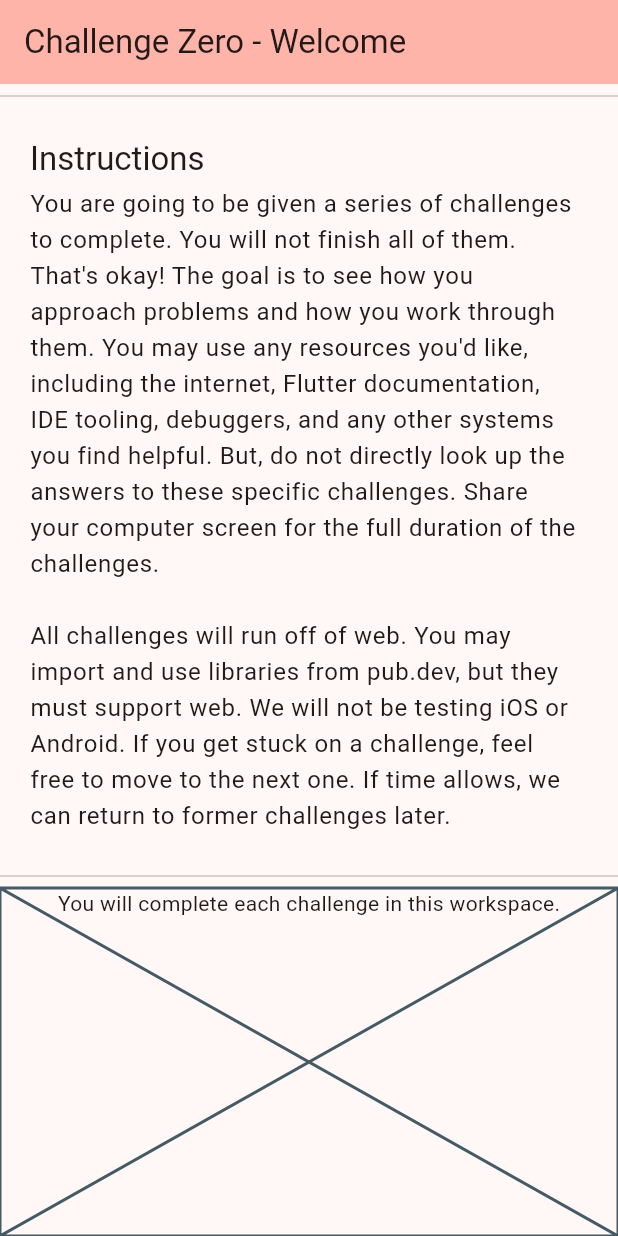
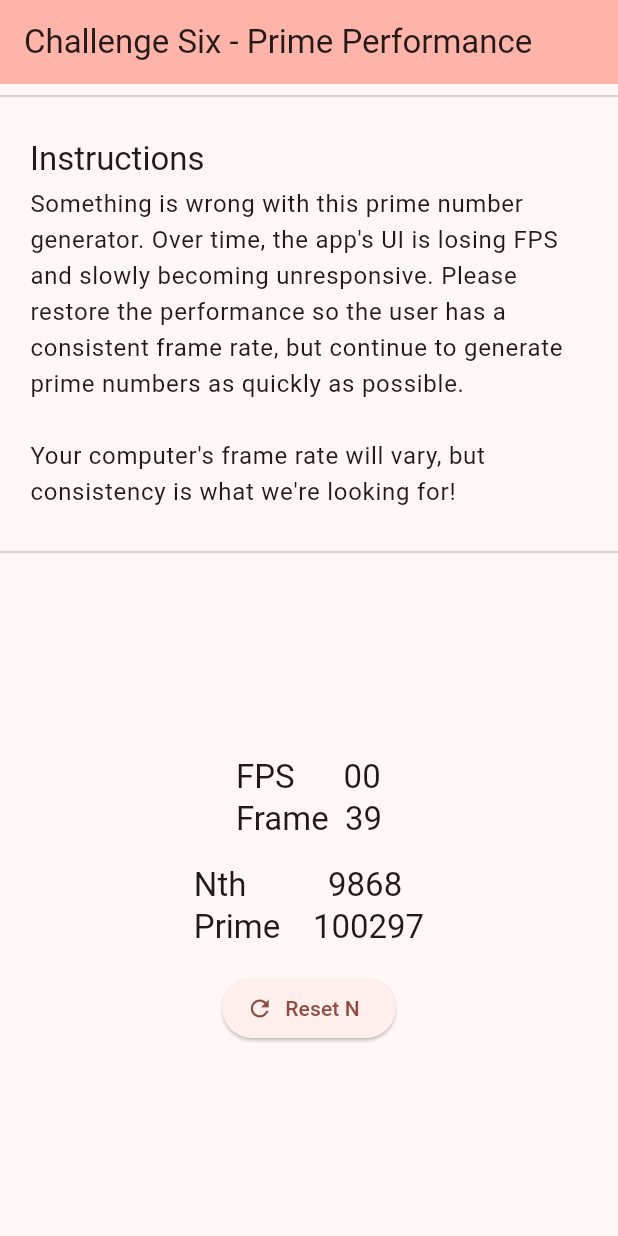
Before and after one commit to PrecisionReporters/flutter_interview_challenges, a Flutter app: the screen it shows after launch, on a phone screen of 412 x 824 dp. Run offline on Flutter 3.47's test engine with Material 3 defaults, Android fonts, the phone set to English and light mode, and no system bars.

```diff
--- a/lib/challenges.dart
+++ b/lib/challenges.dart
@@ -4,8 +4,8 @@ import 'package:flutter_interview_challenges/workspace/a0.dart';
 import 'package:flutter_interview_challenges/workspace/c2.dart';
 import 'package:flutter_interview_challenges/workspace/d3.dart';
 import 'package:flutter_interview_challenges/workspace/e4.dart';
+import 'package:flutter_interview_challenges/workspace/f5.dart';
 import 'package:flutter_interview_challenges/workspace/g6.dart';
-import 'package:flutter_interview_challenges/workspace/f5.dart';
 import 'package:flutter_interview_challenges/workspace/h7.dart';
 
 class ChallengeZero extends StatelessWidget {
@@ -24,10 +24,13 @@ class ChallengeZero extends StatelessWidget {
           'you find helpful. But, do not directly look up the answers to these '
           'specific challenges. Share your computer screen for the full duration '
           'of the challenges.\n\n'
-          'All challenges will run off of web. You may import and use libraries '
-          'from pub.dev, but they must support web. We will not be testing iOS '
-          'or Android. If you get stuck on a challenge, feel free to move to '
-          'the next one. If time allows, we can return to former challenges later.',
+          'You may choose any build target platform to run the program, so long '
+          'as the product can be seen on the share screen. Your solutions must '
+          'compile, run, and be successful on at least one target platform. You '
+          'may import and use any library from pub.dev, but all challenges can '
+          'be completed without additional imports. If you get stuck on a '
+          'challenge, feel free to move to the next one. If time allows, you can '
+          'return to former challenges later.',
       child: ChallengeZeroWorkspace(),
     );
   }
@@ -107,12 +110,10 @@ class ChallengeFive extends StatelessWidget {
   @override
   Widget build(BuildContext context) {
     return const ChallengeContainer(
-      title: 'Challenge Five - Prime Performance',
-      instructions: 'Something is wrong with this prime number generator. Over '
-          'time, the app\'s UI is losing FPS and slowly becoming unresponsive. '
-          'Please restore the performance so the user has a consistent frame '
-          'rate. For modern web, target 60 frames per second.\n\n'
-          'But continue to generate prime numbers as quickly as possible.',
+      title: 'Challenge Five - New Yorker\'s Forecast',
+      instructions: 'Please use https://api.weather.gov to fetch the current '
+          'weather in New York City (40.7128° lat, -74.008° long). Display the '
+          'current temperature in either Celsius or Fahrenheit on screen.',
       child: ChallengeFiveWorkspace(),
     );
   }
@@ -124,10 +125,13 @@ class ChallengeSix extends StatelessWidget {
   @override
   Widget build(BuildContext context) {
     return const ChallengeContainer(
-      title: 'Challenge Six - New Yorker\'s Forecast',
-      instructions: 'Please use https://api.weather.gov to fetch the current '
-          'weather in New York City (40.7128° lat, -74.008° long). Display the '
-          'current temperature in either Celsius or Fahrenheit on screen.',
+      title: 'Challenge Six - Prime Performance',
+      instructions: 'Something is wrong with this prime number generator. Over '
+          'time, the app\'s UI is losing FPS and slowly becoming unresponsive. '
+          'Please restore the performance so the user has a consistent frame '
+          'rate, but continue to generate prime numbers as quickly as possible.\n\n'
+          'Your computer\'s frame rate will vary, but consistency is what we\'re '
+          'looking for!',
       child: ChallengeSixWorkspace(),
     );
   }
--- a/lib/main.dart
+++ b/lib/main.dart
@@ -16,7 +16,7 @@ class MyApp extends StatelessWidget {
         colorScheme: ColorScheme.fromSeed(seedColor: Colors.red),
         useMaterial3: true,
       ),
-      home: const ChallengeZero(),
+      home: const ChallengeSix(),
     );
   }
 }
--- a/lib/workspace/g6.dart
+++ b/lib/workspace/g6.dart
@@ -5,40 +5,118 @@ class ChallengeSixWorkspace extends StatelessWidget {
 
   @override
   Widget build(BuildContext context) {
-    return const Padding(
-      padding: EdgeInsets.symmetric(horizontal: 64),
-      child: NewYorkTemperature(),
+    return const Column(
+      mainAxisAlignment: MainAxisAlignment.center,
+      children: [
+        FramesPerSecondCounter(),
+        SizedBox(height: 16),
+        NthPrime(),
+      ],
     );
   }
 }
 
-class NewYorkTemperature extends StatefulWidget {
-  const NewYorkTemperature({super.key});
+class NthPrime extends StatefulWidget {
+  const NthPrime({super.key});
 
   @override
-  State<NewYorkTemperature> createState() => _NewYorkTemperatureState();
+  State<NthPrime> createState() => _NthPrimeState();
 }
 
-class _NewYorkTemperatureState extends State<NewYorkTemperature> {
-  bool _isLoading = true;
+class _NthPrimeState extends State<NthPrime> {
+  int _n = 1;
+  int _nthPrime = -1;
+
+  @override
+  Widget build(BuildContext context) {
+    WidgetsBinding.instance.addPostFrameCallback((_) {
+      final result = nthPrime(_n);
+      setState(() {
+        // This is an arbitrary number to increase the nth prime by.
+        // Please do not change this value. It is not part of the challenge.
+        _n += 253;
+        _nthPrime = result;
+      });
+    });
+    return Column(
+      children: [
+        Text(
+          'Nth          $_n\n'
+          'Prime    $_nthPrime',
+          style: Theme.of(context).textTheme.titleLarge,
+        ),
+        const SizedBox(height: 16),
+        ElevatedButton.icon(
+          onPressed: () => setState(() => _n = 1),
+          label: const Text('Reset N'),
+          icon: const Icon(Icons.refresh),
+        ),
+      ],
+    );
+  }
+}
+
+bool isPrime(int number) {
+  if (number <= 1) return false;
+  if (number <= 3) return true;
+  if (number % 2 == 0 || number % 3 == 0) return false;
+  for (int i = 5; i * i <= number; i += 6) {
+    if (number % i == 0 || number % (i + 2) == 0) return false;
+  }
+  return true;
+}
+
+int nthPrime(int n) {
+  if (n <= 0) throw ArgumentError('n must be a positive integer.');
+
+  int count = 0;
+  int num = 1;
+
+  while (count < n) {
+    num++;
+    if (isPrime(num)) {
+      count++;
+    }
+  }
+
+  return num;
+}
+
+// Please do not modify the following widget. It is functionally correct and
+// not part of the challenge.
+class FramesPerSecondCounter extends StatefulWidget {
+  const FramesPerSecondCounter({super.key});
+
+  @override
+  State<FramesPerSecondCounter> createState() => _FramesPerSecondCounterState();
+}
+
+class _FramesPerSecondCounterState extends State<FramesPerSecondCounter> {
+  final Stopwatch _stopwatch = Stopwatch();
+  int _currentFrame = 0;
+  int _lastMeasuredFps = 0;
 
   @override
   void initState() {
     super.initState();
+    _stopwatch.start();
   }
 
   @override
   Widget build(BuildContext context) {
-    if (_isLoading) {
-      return const Column(
-        mainAxisAlignment: MainAxisAlignment.center,
-        children: [
-          LinearProgressIndicator(),
-          Text('Loading New York\'s temperature...'),
-        ],
-      );
-    }
-
-    return const Text('New York\'s temperature is __°<F/C>');
+    WidgetsBinding.instance.addPostFrameCallback((_) => setState(() {
+          if (_stopwatch.elapsedMilliseconds > 1000) {
+            _lastMeasuredFps = _currentFrame;
+            _currentFrame = 0;
+            _stopwatch.reset();
+          } else {
+            _currentFrame++;
+          }
+        }));
+    return Text(
+      'FPS      ${_lastMeasuredFps.toString().padLeft(2, '0')}\n'
+      'Frame  ${_currentFrame.toString().padLeft(2, '0')}',
+      style: Theme.of(context).textTheme.titleLarge,
+    );
   }
 }
```
Also changed, not shown: lib/workspace/f5.dart (+19 -91 lines), pubspec.yaml (+6 -6 lines), pubspec.lock, 114 other files.
